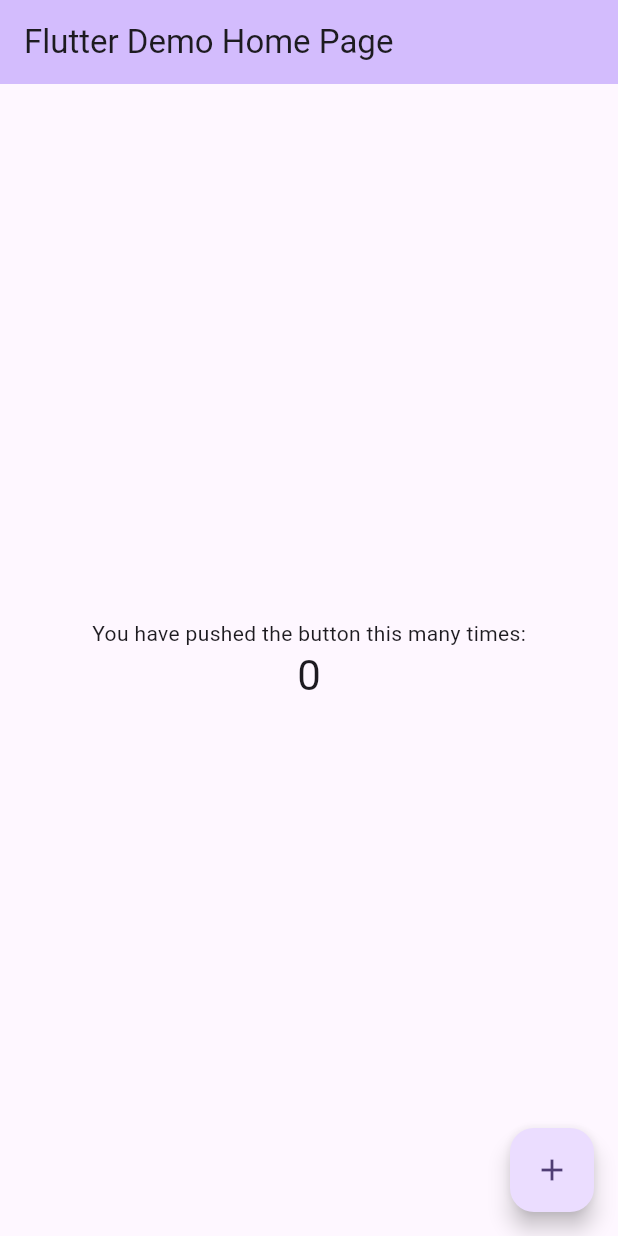
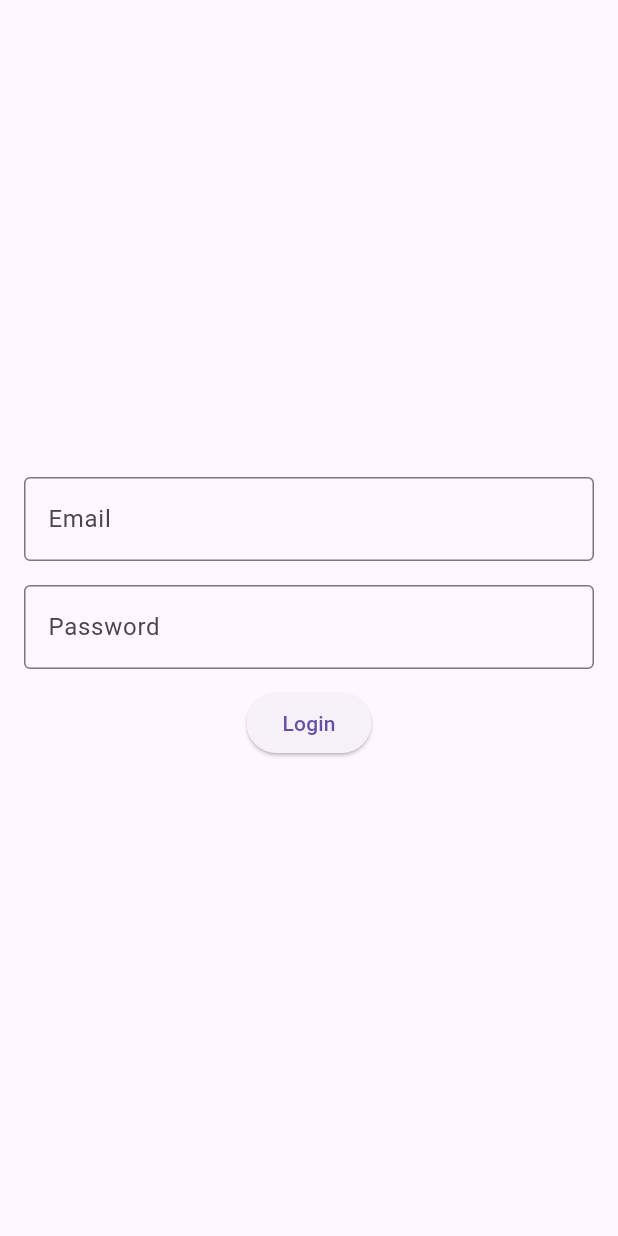
Before and after one commit to g-manolev/transactions, a Flutter app: the screen it shows after launch, on a phone screen of 412 x 824 dp. Run offline on Flutter 3.47's test engine with Material 3 defaults, Android fonts, the phone set to English and light mode, and no system bars.

Commit message:
add auth screen and navigate to main screen after login

```diff
--- /dev/null
+++ b/lib/common/navigation/app_navigation.dart
@@ -0,0 +1,9 @@
+import '../../screens/screens.dart';
+import 'app_route_names.dart';
+
+class AppNavigation {
+  final routes = {
+    AppRouteNames.auth: (_) => const AuthScreen(),
+    AppRouteNames.main: (_) => const MainScreen(),
+  };
+}
--- /dev/null
+++ b/lib/common/navigation/app_route_names.dart
@@ -0,0 +1,4 @@
+abstract class AppRouteNames {
+  static const auth = 'auth';
+  static const main = '/';
+}
--- /dev/null
+++ b/lib/common/theme/app_theme.dart
@@ -0,0 +1,8 @@
+import 'package:flutter/material.dart';
+
+class AppTheme {
+  static ThemeData lightTheme = ThemeData(
+    useMaterial3: true,
+    brightness: Brightness.light,
+  );
+}
--- /dev/null
+++ b/lib/common/widgets/app_text_input.dart
@@ -0,0 +1,41 @@
+import 'package:flutter/material.dart';
+
+class AppTextInput extends StatelessWidget {
+  const AppTextInput({
+    super.key,
+    required this.controller,
+    required this.labelText,
+    required this.validatorText,
+    this.textInputAction,
+    this.obscureText,
+    this.onFieldSubmitted,
+  });
+
+  final String labelText;
+  final TextEditingController? controller;
+  final String validatorText;
+  final TextInputAction? textInputAction;
+  final bool? obscureText;
+  final void Function(String)? onFieldSubmitted;
+
+  @override
+  Widget build(BuildContext context) {
+    return TextFormField(
+      textInputAction: textInputAction ?? TextInputAction.done,
+      decoration: InputDecoration(
+        labelText: labelText,
+        border: const OutlineInputBorder(),
+      ),
+      controller: controller,
+      obscureText: obscureText ?? false,
+      autovalidateMode: AutovalidateMode.onUserInteraction,
+      validator: (value) {
+        if (value == null || value.isEmpty) {
+          return validatorText;
+        }
+        return null;
+      },
+      onFieldSubmitted: onFieldSubmitted,
+    );
+  }
+}
--- a/lib/main.dart
+++ b/lib/main.dart
@@ -1,4 +1,8 @@
 import 'package:flutter/material.dart';
+import 'package:transactions/common/navigation/app_route_names.dart';
+import 'package:transactions/common/theme/app_theme.dart';
+
+import 'common/navigation/app_navigation.dart';
 
 void main() {
   runApp(const MyApp());
@@ -7,63 +11,15 @@ void main() {
 class MyApp extends StatelessWidget {
   const MyApp({super.key});
 
+  static final appNavigation = AppNavigation();
+
   @override
   Widget build(BuildContext context) {
     return MaterialApp(
-      title: 'Flutter Demo',
-      theme: ThemeData(
-        colorScheme: ColorScheme.fromSeed(seedColor: Colors.deepPurple),
-        useMaterial3: true,
-      ),
-      home: const MyHomePage(title: 'Flutter Demo Home Page'),
+      debugShowCheckedModeBanner: false,
+      theme: AppTheme.lightTheme,
+      routes: appNavigation.routes,
+      initialRoute: AppRouteNames.auth,
     );
   }
 }
-
-class MyHomePage extends StatefulWidget {
-  const MyHomePage({super.key, required this.title});
-
-  final String title;
-
-  @override
-  State<MyHomePage> createState() => _MyHomePageState();
-}
-
-class _MyHomePageState extends State<MyHomePage> {
-  int _counter = 0;
-
-  void _incrementCounter() {
-    setState(() {
-      _counter++;
-    });
-  }
-
-  @override
-  Widget build(BuildContext context) {
-    return Scaffold(
-      appBar: AppBar(
-        backgroundColor: Theme.of(context).colorScheme.inversePrimary,
-        title: Text(widget.title),
-      ),
-      body: Center(
-        child: Column(
-          mainAxisAlignment: MainAxisAlignment.center,
-          children: <Widget>[
-            const Text(
-              'You have pushed the button this many times:',
-            ),
-            Text(
-              '$_counter',
-              style: Theme.of(context).textTheme.headlineMedium,
-            ),
-          ],
-        ),
-      ),
-      floatingActionButton: FloatingActionButton(
-        onPressed: _incrementCounter,
-        tooltip: 'Increment',
-        child: const Icon(Icons.add),
-      ),
-    );
-  }
-}
--- /dev/null
+++ b/lib/screens/auth/auth_screen.dart
@@ -0,0 +1,30 @@
+import 'package:flutter/material.dart';
+import 'package:transactions/screens/auth/widgets/auth_form.dart';
+
+class AuthScreen extends StatelessWidget {
+  const AuthScreen({super.key});
+
+  void _onTap() {
+    FocusManager.instance.primaryFocus?.unfocus();
+  }
+
+  @override
+  Widget build(BuildContext context) {
+    return GestureDetector(
+      onTap: _onTap,
+      child: Scaffold(
+        body: SafeArea(
+          child: Column(
+            mainAxisAlignment: MainAxisAlignment.center,
+            children: [
+              Padding(
+                padding: const EdgeInsets.symmetric(horizontal: 16),
+                child: AuthForm(),
+              ),
+            ],
+          ),
+        ),
+      ),
+    );
+  }
+}
--- /dev/null
+++ b/lib/screens/auth/widgets/auth_form.dart
@@ -0,0 +1,52 @@
+import 'package:flutter/material.dart';
+
+import '../../../common/navigation/app_route_names.dart';
+import '../../../common/widgets/app_text_input.dart';
+
+class AuthForm extends StatelessWidget {
+  AuthForm({super.key});
+
+  final _formKey = GlobalKey<FormState>();
+  final TextEditingController emailController = TextEditingController();
+  final TextEditingController passwordController = TextEditingController();
+
+  void _onLogin(BuildContext context) {
+    if (_formKey.currentState!.validate()) {
+      FocusManager.instance.primaryFocus?.unfocus();
+      Navigator.of(context).pushNamedAndRemoveUntil(
+        AppRouteNames.main,
+        (_) => false,
+      );
+    }
+  }
+
+  @override
+  Widget build(BuildContext context) {
+    return Form(
+      key: _formKey,
+      child: Column(
+        children: [
+          AppTextInput(
+            labelText: 'Email',
+            controller: emailController,
+            textInputAction: TextInputAction.next,
+            validatorText: 'Please enter email',
+          ),
+          const SizedBox(height: 16),
+          AppTextInput(
+            labelText: 'Password',
+            controller: passwordController,
+            validatorText: 'Please enter password',
+            obscureText: true,
+            onFieldSubmitted: (_) => _onLogin(context),
+          ),
+          const SizedBox(height: 12),
+          ElevatedButton(
+            onPressed: () => _onLogin(context),
+            child: const Text('Login'),
+          ),
+        ],
+      ),
+    );
+  }
+}
--- /dev/null
+++ b/lib/screens/main/main_screen.dart
@@ -0,0 +1,17 @@
+import 'package:flutter/material.dart';
+
+class MainScreen extends StatelessWidget {
+  const MainScreen({super.key});
+
+  @override
+  Widget build(BuildContext context) {
+    return const Scaffold(
+      body: Column(
+        mainAxisAlignment: MainAxisAlignment.center,
+        children: [
+          Text('Main screen'),
+        ],
+      ),
+    );
+  }
+}
--- /dev/null
+++ b/lib/screens/screens.dart
@@ -0,0 +1,2 @@
+export 'auth/auth_screen.dart';
+export 'main/main_screen.dart';
```
